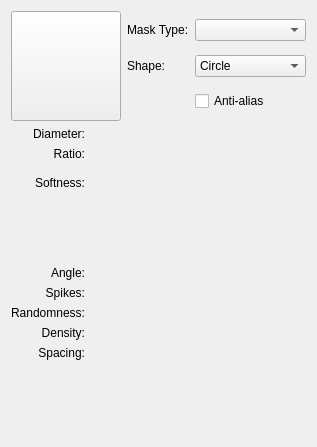
This is plugins/paintops/libpaintop/forms/wdgautobrush.ui in KDE/krita as Qt 5 draws it before an edit. The edited form follows.
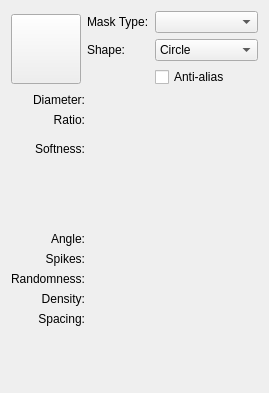
This is the edited form. Custom widgets are drawn as their Qt base class.

The edit to the form file:
```diff
--- a/plugins/paintops/libpaintop/forms/wdgautobrush.ui
+++ b/plugins/paintops/libpaintop/forms/wdgautobrush.ui
@@ -6,8 +6,8 @@
    <rect>
     <x>0</x>
     <y>0</y>
-    <width>317</width>
-    <height>447</height>
+    <width>269</width>
+    <height>393</height>
    </rect>
   </property>
   <property name="minimumSize">
@@ -23,14 +23,14 @@
       <widget class="QToolButton" name="brushPreview">
        <property name="sizePolicy">
         <sizepolicy hsizetype="Maximum" vsizetype="Maximum">
-         <horstretch>110</horstretch>
-         <verstretch>110</verstretch>
+         <horstretch>70</horstretch>
+         <verstretch>70</verstretch>
         </sizepolicy>
        </property>
        <property name="minimumSize">
         <size>
-         <width>110</width>
-         <height>110</height>
+         <width>70</width>
+         <height>70</height>
         </size>
        </property>
        <property name="text">
@@ -106,7 +106,7 @@
       <widget class="KisDoubleSliderSpinBox" name="inputRadius" native="true">
        <property name="minimumSize">
         <size>
-         <width>200</width>
+         <width>0</width>
          <height>0</height>
         </size>
        </property>
@@ -276,8 +276,8 @@
            </property>
            <property name="sizeHint" stdset="0">
             <size>
-             <width>40</width>
-             <height>20</height>
+             <width>5</width>
+             <height>5</height>
             </size>
            </property>
           </spacer>
@@ -310,7 +310,7 @@
       <widget class="KisSliderSpinBox" name="inputAngle" native="true">
        <property name="minimumSize">
         <size>
-         <width>200</width>
+         <width>0</width>
          <height>0</height>
         </size>
        </property>
@@ -357,8 +357,8 @@
      </property>
      <property name="sizeHint" stdset="0">
       <size>
-       <width>20</width>
-       <height>40</height>
+       <width>5</width>
+       <height>5</height>
       </size>
      </property>
     </spacer>
@@ -372,6 +372,12 @@
    <header>kis_slider_spin_box.h</header>
    <container>1</container>
   </customwidget>
+  <customwidget>
+   <class>KisSpacingSelectionWidget</class>
+   <extends>QWidget</extends>
+   <header>kis_spacing_selection_widget.h</header>
+   <container>1</container>
+  </customwidget>
   <customwidget>
    <class>KisCurveWidget</class>
    <extends>QWidget</extends>
@@ -384,12 +390,6 @@
    <header>kis_slider_spin_box.h</header>
    <container>1</container>
   </customwidget>
-  <customwidget>
-   <class>KisSpacingSelectionWidget</class>
-   <extends>QWidget</extends>
-   <header>kis_spacing_selection_widget.h</header>
-   <container>1</container>
-  </customwidget>
   <customwidget>
    <class>KoAspectButton</class>
    <extends>QWidget</extends>
```
